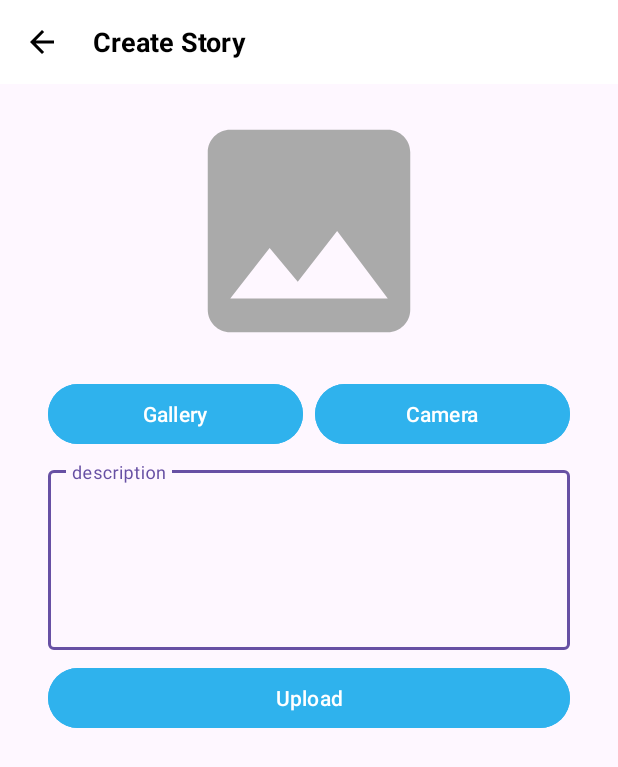
After one commit to Rizqanmr/LearningStory, an Android app: the CreateStoryActivity screen opened directly, with no data from a screen before it, on a phone screen of 412 x 824 dp. The commit adds this screen. Shown: the top 767 px of the screen. Run offline under Robolectric (Android 15) with nearby library versions, the phone set to English and light mode, and no system bars; our stand-ins replace data binding; network calls fail; pictures from the network do not load.

Commit message:
add intent gallery

```diff
--- /dev/null
+++ b/app/src/main/java/com/rizqanmr/learningstory/view/createstory/CreateStoryActivity.kt
@@ -0,0 +1,87 @@
+package com.rizqanmr.learningstory.view.createstory
+
+import android.app.Activity
+import android.content.Intent
+import android.net.Uri
+import androidx.appcompat.app.AppCompatActivity
+import android.os.Bundle
+import android.view.View
+import android.widget.Toast
+import androidx.activity.result.PickVisualMediaRequest
+import androidx.activity.result.contract.ActivityResultContracts
+import androidx.core.os.bundleOf
+import com.google.android.material.snackbar.Snackbar
+import com.rizqanmr.learningstory.R
+import com.rizqanmr.learningstory.base.BaseAppCompatActivity
+import com.rizqanmr.learningstory.databinding.ActivityCreateStoryBinding
+
+class CreateStoryActivity : BaseAppCompatActivity() {
+
+    private lateinit var binding: ActivityCreateStoryBinding
+    private var currentImageUri: Uri? = null
+
+    override fun onCreate(savedInstanceState: Bundle?) {
+        super.onCreate(savedInstanceState)
+        binding = ActivityCreateStoryBinding.inflate(layoutInflater)
+        setContentView(binding.root)
+        setupView()
+        setupAction()
+    }
+
+    private fun setupView() {
+        setupToolbar()
+        setStatusBarSolidColor(R.color.white, true)
+    }
+
+    private fun setupAction() {
+        binding.btnGallery.setOnClickListener { openGallery() }
+    }
+
+    private fun setupToolbar() {
+        initToolbar(
+            binding.toolbarCreateStory,
+            "Create Story",
+            R.color.black,
+            R.color.black,
+            R.color.white,
+            R.drawable.ic_arrow_back
+        )
+    }
+
+    private fun showLoading(isLoading: Boolean) {
+        binding.layoutLoading.progressLoading.visibility = if (isLoading) View.VISIBLE else View.GONE
+    }
+
+    private fun showSnackbarError(message: String) {
+        Snackbar.make(binding.containerCreateStory, message, Snackbar.LENGTH_SHORT).show()
+    }
+
+    private fun openGallery() {
+        launcherGallery.launch(PickVisualMediaRequest(ActivityResultContracts.PickVisualMedia.ImageOnly))
+    }
+
+    private val launcherGallery = registerForActivityResult(
+        ActivityResultContracts.PickVisualMedia()
+    ) { uri: Uri? ->
+        if (uri != null) {
+            currentImageUri = uri
+            showImage()
+        } else {
+            Toast.makeText(this, "No media selected", Toast.LENGTH_SHORT).show()
+        }
+    }
+
+    private fun showImage() {
+        currentImageUri?.let {
+            binding.ivPreview.setImageURI(it)
+        }
+    }
+
+    companion object {
+        fun startThisActivity(activity: Activity, bundle: Bundle) {
+            activity.startActivity(Intent(activity, CreateStoryActivity::class.java).apply {
+                putExtras(bundle)
+            })
+        }
+    }
+}
--- a/app/src/main/java/com/rizqanmr/learningstory/view/main/MainActivity.kt
+++ b/app/src/main/java/com/rizqanmr/learningstory/view/main/MainActivity.kt
@@ -7,6 +7,7 @@ import android.view.MenuItem
 import android.view.View
 import androidx.activity.viewModels
 import androidx.core.app.ActivityOptionsCompat
+import androidx.core.os.bundleOf
 import androidx.core.util.Pair
 import androidx.core.view.isVisible
 import androidx.recyclerview.widget.LinearLayoutManager
@@ -18,6 +19,7 @@ import com.rizqanmr.learningstory.databinding.ActivityMainBinding
 import com.rizqanmr.learningstory.databinding.ItemStoryBinding
 import com.rizqanmr.learningstory.base.BaseAppCompatActivity
 import com.rizqanmr.learningstory.view.ViewModelFactory
+import com.rizqanmr.learningstory.view.createstory.CreateStoryActivity
 import com.rizqanmr.learningstory.view.landing.LandingActivity
 import com.rizqanmr.learningstory.view.storydetail.StoryDetailActivity
 
@@ -86,6 +88,10 @@ class MainActivity : BaseAppCompatActivity() {
                     })
             }
         })
+
+        binding.fabCreate.setOnClickListener {
+            CreateStoryActivity.startThisActivity(this@MainActivity, bundleOf())
+        }
     }
 
     private fun setupToolbar() {
--- a/app/src/main/java/com/rizqanmr/learningstory/view/storydetail/StoryDetailActivity.kt
+++ b/app/src/main/java/com/rizqanmr/learningstory/view/storydetail/StoryDetailActivity.kt
@@ -21,6 +21,7 @@ class StoryDetailActivity : BaseAppCompatActivity() {
     }
 
     private lateinit var binding: ActivityStoryDetailBinding
+
     override fun onCreate(savedInstanceState: Bundle?) {
         super.onCreate(savedInstanceState)
         binding = ActivityStoryDetailBinding.inflate(layoutInflater)
--- /dev/null
+++ b/app/src/main/res/drawable/ic_placeholder.xml
@@ -0,0 +1,5 @@
+<vector android:height="24dp" android:tint="@android:color/darker_gray"
+    android:viewportHeight="24" android:viewportWidth="24"
+    android:width="24dp" xmlns:android="http://schemas.android.com/apk/res/android">
+    <path android:fillColor="@android:color/darker_gray" android:pathData="M21,19V5c0,-1.1 -0.9,-2 -2,-2H5c-1.1,0 -2,0.9 -2,2v14c0,1.1 0.9,2 2,2h14c1.1,0 2,-0.9 2,-2zM8.5,13.5l2.5,3.01L14.5,12l4.5,6H5l3.5,-4.5z"/>
+</vector>
--- /dev/null
+++ b/app/src/main/res/layout/activity_create_story.xml
@@ -0,0 +1,120 @@
+<?xml version="1.0" encoding="utf-8"?>
+<layout xmlns:android="http://schemas.android.com/apk/res/android"
+    xmlns:app="http://schemas.android.com/apk/res-auto"
+    xmlns:tools="http://schemas.android.com/tools">
+
+    <data>
+        <import type="android.view.View" />
+
+    </data>
+
+    <androidx.constraintlayout.widget.ConstraintLayout
+        android:id="@+id/container_create_story"
+        android:layout_width="match_parent"
+        android:layout_height="match_parent">
+
+        <include
+            android:id="@+id/toolbar_create_story"
+            layout="@layout/layout_toolbar" />
+
+        <ScrollView
+            android:layout_width="match_parent"
+            android:layout_height="wrap_content"
+            app:layout_constraintEnd_toEndOf="parent"
+            app:layout_constraintStart_toStartOf="parent"
+            app:layout_constraintTop_toBottomOf="@id/toolbar_create_story">
+
+            <androidx.constraintlayout.widget.ConstraintLayout
+                android:layout_width="match_parent"
+                android:layout_height="wrap_content">
+
+                <ImageView
+                    android:id="@+id/iv_preview"
+                    android:layout_width="0dp"
+                    android:layout_height="180dp"
+                    android:layout_margin="8dp"
+                    android:scaleType="fitCenter"
+                    app:layout_constraintBottom_toTopOf="@+id/btn_camera"
+                    app:layout_constraintEnd_toEndOf="parent"
+                    app:layout_constraintStart_toStartOf="parent"
+                    app:layout_constraintTop_toTopOf="parent"
+                    app:srcCompat="@drawable/ic_placeholder"
+                    tools:src="@drawable/ic_placeholder" />
+
+                <Button
+                    android:id="@+id/btn_camera"
+                    android:layout_width="0dp"
+                    android:layout_height="wrap_content"
+                    android:layout_marginEnd="32dp"
+                    android:layout_marginStart="8dp"
+                    android:layout_marginBottom="8dp"
+                    android:backgroundTint="@color/sky_blue"
+                    android:text="@string/camera"
+                    app:layout_constraintBottom_toTopOf="@+id/et_description_layout"
+                    app:layout_constraintEnd_toEndOf="parent"
+                    app:layout_constraintHorizontal_bias="0.5"
+                    app:layout_constraintStart_toEndOf="@+id/btn_gallery" />
+
+                <Button
+                    android:id="@+id/btn_gallery"
+                    android:layout_width="0dp"
+                    android:layout_height="wrap_content"
+                    android:layout_marginStart="32dp"
+                    android:backgroundTint="@color/sky_blue"
+                    android:elevation="2dp"
+                    android:scaleType="fitCenter"
+                    android:text="@string/gallery"
+                    app:layout_constraintBottom_toBottomOf="@+id/btn_camera"
+                    app:layout_constraintEnd_toStartOf="@+id/btn_camera"
+                    app:layout_constraintHorizontal_bias="0.5"
+                    app:layout_constraintStart_toStartOf="parent"
+                    app:layout_constraintTop_toTopOf="@+id/btn_camera" />
+
+                <com.google.android.material.textfield.TextInputLayout
+                    android:id="@+id/et_description_layout"
+                    style="@style/Widget.MaterialComponents.TextInputLayout.OutlinedBox"
+                    android:layout_width="match_parent"
+                    android:layout_height="wrap_content"
+                    android:layout_marginHorizontal="32dp"
+                    android:layout_marginTop="8dp"
+                    android:hint="@string/description"
+                    android:scrollbars="vertical"
+                    app:layout_constraintBottom_toTopOf="@id/btn_upload"
+                    app:layout_constraintEnd_toEndOf="parent"
+                    app:layout_constraintStart_toStartOf="parent"
+                    app:layout_constraintTop_toBottomOf="@+id/btn_gallery">
+
+                    <com.google.android.material.textfield.TextInputEditText
+                        android:id="@+id/ed_add_description"
+                        android:layout_width="match_parent"
+                        android:layout_height="wrap_content"
+                        android:gravity="top"
+                        android:minHeight="120dp"
+                        android:ems="10"
+                        android:inputType="text|textMultiLine" />
+                </com.google.android.material.textfield.TextInputLayout>
+
+                <Button
+                    android:id="@+id/btn_upload"
+                    android:layout_width="0dp"
+                    android:layout_height="wrap_content"
+                    android:layout_marginHorizontal="32dp"
+                    android:layout_marginVertical="8dp"
+                    android:backgroundTint="@color/sky_blue"
+                    android:text="@string/upload"
+                    app:layout_constraintEnd_toEndOf="parent"
+                    app:layout_constraintStart_toStartOf="parent"
+                    app:layout_constraintTop_toBottomOf="@id/et_description_layout"/>
+
+            </androidx.constraintlayout.widget.ConstraintLayout>
+
+        </ScrollView>
+
+        <include
+            android:id="@+id/layout_loading"
+            app:layout_constraintTop_toBottomOf="@id/toolbar_create_story"
+            layout="@layout/layout_loading" />
+
+    </androidx.constraintlayout.widget.ConstraintLayout>
+
+</layout>
--- a/app/src/main/res/values-night/strings.xml
+++ b/app/src/main/res/values-night/strings.xml
@@ -23,4 +23,8 @@
     <string name="no_connection">Tidak ada koneksi</string>
     <string name="please_check_connection">Silahkan periksa koneksi internet anda</string>
     <string name="created_at">Dibuat pada %s</string>
+    <string name="camera">Camera</string>
+    <string name="gallery">Gallery</string>
+    <string name="upload">Upload</string>
+    <string name="description">description</string>
 </resources>
--- a/app/src/main/res/values/strings.xml
+++ b/app/src/main/res/values/strings.xml
@@ -29,4 +29,8 @@
     <string name="no_connection">Tidak ada koneksi</string>
     <string name="please_check_connection">Silahkan periksa koneksi internet anda</string>
     <string name="created_at">Dibuat pada %s</string>
+    <string name="camera">Camera</string>
+    <string name="gallery">Gallery</string>
+    <string name="upload">Upload</string>
+    <string name="description">description</string>
 </resources>
```
Also changed, not shown: app/src/main/AndroidManifest.xml (+15 -0 lines), app/src/main/res/drawable/ic_add_story.xml (added, +9 -0 lines), app/src/main/res/layout/activity_login.xml (+7 -13 lines), app/src/main/res/layout/activity_main.xml (+10 -0 lines), app/src/main/res/layout/activity_register.xml (+5 -9 lines).
